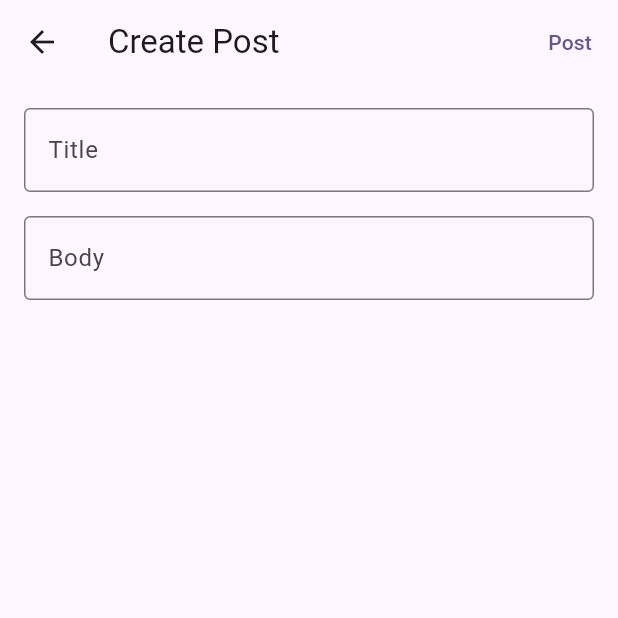
After one commit to jennykim515/El-Pueblo-Del-Rio, a Flutter app: the screen it shows once a user with an empty profile is signed in, after a tap on the "add" icon, on a phone screen of 412 x 824 dp, the top half of it. The commit adds this screen. Run offline on Flutter 3.47's test engine with Material 3 defaults, Android fonts, the light colour scheme and no system bars; our stand-ins replace cloud_firestore, firebase_auth, firebase_core, shared_preferences; missing offline and left inert: bcrypt; accounts and stored records are empty; network calls fail.

Commit message:
button for creating post

```diff
--- /dev/null
+++ b/lib/views/CreatePost.dart
@@ -0,0 +1,77 @@
+import 'package:flutter/material.dart';
+
+class CreatePost extends StatefulWidget {
+  const CreatePost({Key? key}) : super(key: key);
+
+  @override
+  _CreatePostState createState() => _CreatePostState();
+}
+
+class _CreatePostState extends State<CreatePost> {
+  final TextEditingController _titleController = TextEditingController();
+  final TextEditingController _bodyController = TextEditingController();
+
+  @override
+  void dispose() {
+    _titleController.dispose();
+    _bodyController.dispose();
+    super.dispose();
+  }
+
+  @override
+  Widget build(BuildContext context) {
+    return Scaffold(
+      appBar: AppBar(
+        title: const Text('Create Post'),
+        actions: [
+          TextButton(
+            onPressed: _createPost,
+            child: const Text("Post"),
+          ),
+        ],
+      ),
+      body: Padding(
+        padding: const EdgeInsets.all(16.0),
+        child: Column(
+          crossAxisAlignment: CrossAxisAlignment.stretch,
+          children: [
+            TextField(
+              controller: _titleController,
+              decoration: InputDecoration(
+                labelText: 'Title',
+                border: OutlineInputBorder(),
+              ),
+            ),
+            SizedBox(height: 16),
+            Expanded(
+              child: TextField(
+                controller: _bodyController,
+                maxLines: null, // Allows for multiline input
+                keyboardType: TextInputType.multiline,
+                decoration: InputDecoration(
+                  labelText: 'Body',
+                  border: OutlineInputBorder(),
+                ),
+              ),
+            ),
+          ],
+        ),
+      ),
+    );
+  }
+
+  void _createPost() {
+    // Fetch the title and body text from the controllers
+    final String title = _titleController.text;
+    final String body = _bodyController.text;
+
+    // Do something with the title and body, such as saving them to a database
+    // For now, print them
+    print('Title: $title');
+    print('Body: $body');
+
+    // Clear the input fields after posting
+    _titleController.clear();
+    _bodyController.clear();
+  }
+}
--- a/lib/views/homePage.dart
+++ b/lib/views/homePage.dart
@@ -4,7 +4,9 @@ import 'package:pueblo_del_rio/controllers/postController.dart';
 import 'package:pueblo_del_rio/models/user.dart';
 import 'package:firebase_auth/firebase_auth.dart';
 import 'package:pueblo_del_rio/models/post.dart';
+import 'package:pueblo_del_rio/views/login.dart';
 import '../nav/navigationBar.dart';
+import 'CreatePost.dart';
 import 'PostDetails.dart';
 import 'postWidget.dart'; // Import the PostWidget
 
@@ -29,10 +31,7 @@ class _HomePageState extends State<HomePage> {
 
   Future<void> _fetchUserDetails() async {
     user = await _firebaseAuthService.fetchUserDetails();
-    setState(() {
-
-    });
-
+    setState(() {});
   }
 
   void signUserOut() {
@@ -40,14 +39,9 @@ class _HomePageState extends State<HomePage> {
     print("signedOut");
   }
 
-
-
-
   @override
   Widget build(BuildContext context) {
     return Scaffold(
-
-
       backgroundColor: Colors.grey[300],
       appBar: AppBar(
         backgroundColor: Colors.grey[900],
@@ -70,12 +64,27 @@ class _HomePageState extends State<HomePage> {
           child: Column(
             crossAxisAlignment: CrossAxisAlignment.start,
             children: [
+              Row(
+                mainAxisAlignment: MainAxisAlignment.spaceBetween,
+                children: [
                   user != null
                       ? Text(
                     'Hi, ${user!.name}',
                     style: const TextStyle(fontSize: 16),
                   )
                       : const SizedBox(),
+                  ElevatedButton(
+                    onPressed: () {
+                      // Navigate to new post creation page
+                      Navigator.push(
+                        context,
+                        MaterialPageRoute(builder: (context) => const CreatePost()),
+                      );
+                    },
+                    child: Icon(Icons.add),
+                  ),
+                ],
+              ),
               const SizedBox(height: 20),
               _buildSearchBar(),
               const SizedBox(height: 20),
@@ -88,7 +97,7 @@ class _HomePageState extends State<HomePage> {
                 child: FutureBuilder<List<Post>>(
                   future: _searchQuery.isEmpty
                       ? _postController.getAllPostsSortedByDate()
-                      : _postController.searchPosts(_searchQuery), // Use searchPosts if search query is not empty
+                      : _postController.searchPosts(_searchQuery),
                   builder: (context, snapshot) {
                     if (snapshot.connectionState == ConnectionState.waiting) {
                       return Center(child: CircularProgressIndicator());
@@ -111,8 +120,7 @@ class _HomePageState extends State<HomePage> {
                             child: PostWidget(post: post),
                           );
                         },
-                      )
-                    ;
+                      );
                     } else {
                       return const Center(child: Text('No posts available.'));
                     }
@@ -130,7 +138,7 @@ class _HomePageState extends State<HomePage> {
     return TextField(
       onChanged: (value) {
         setState(() {
-          _searchQuery = value; // search query updated when text changes
+          _searchQuery = value;
         });
       },
       decoration: const InputDecoration(
--- a/lib/views/mainScreen.dart
+++ b/lib/views/mainScreen.dart
@@ -32,7 +32,6 @@ class _MainScreenState extends State<MainScreen> {
         onItemTapped: (index) {
           setState(() {
             _selectedIndex = index;
-            print(_selectedIndex);
           });
         },
       ),
```
Lines whose indentation alone changed are shown as unchanged.
